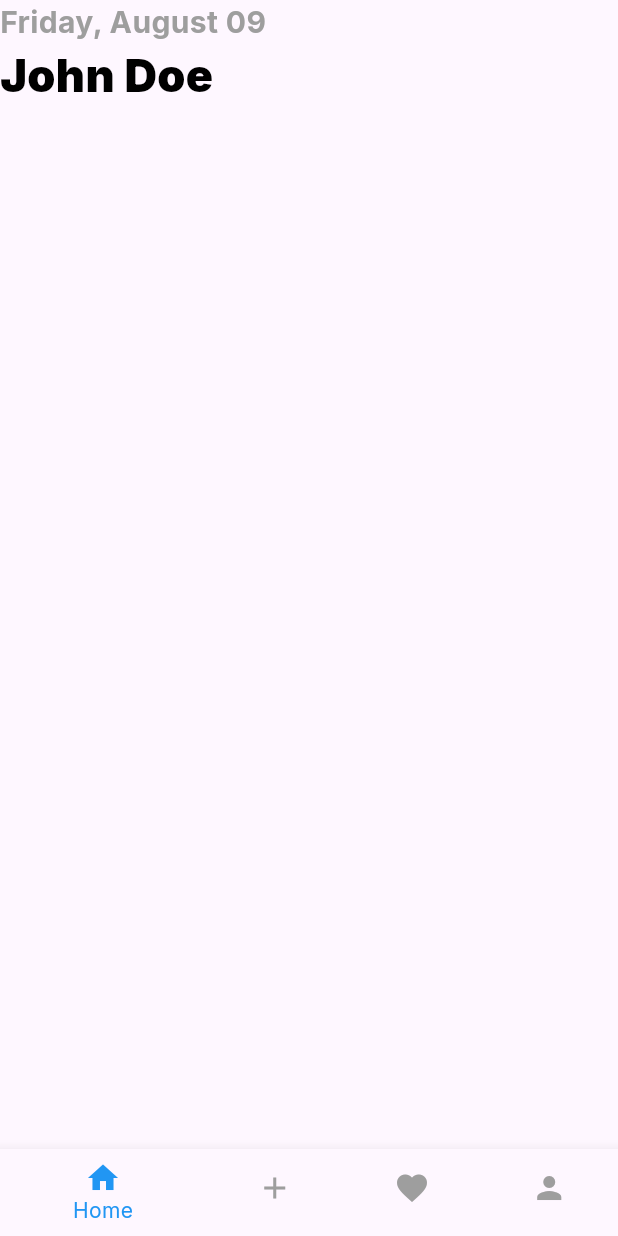
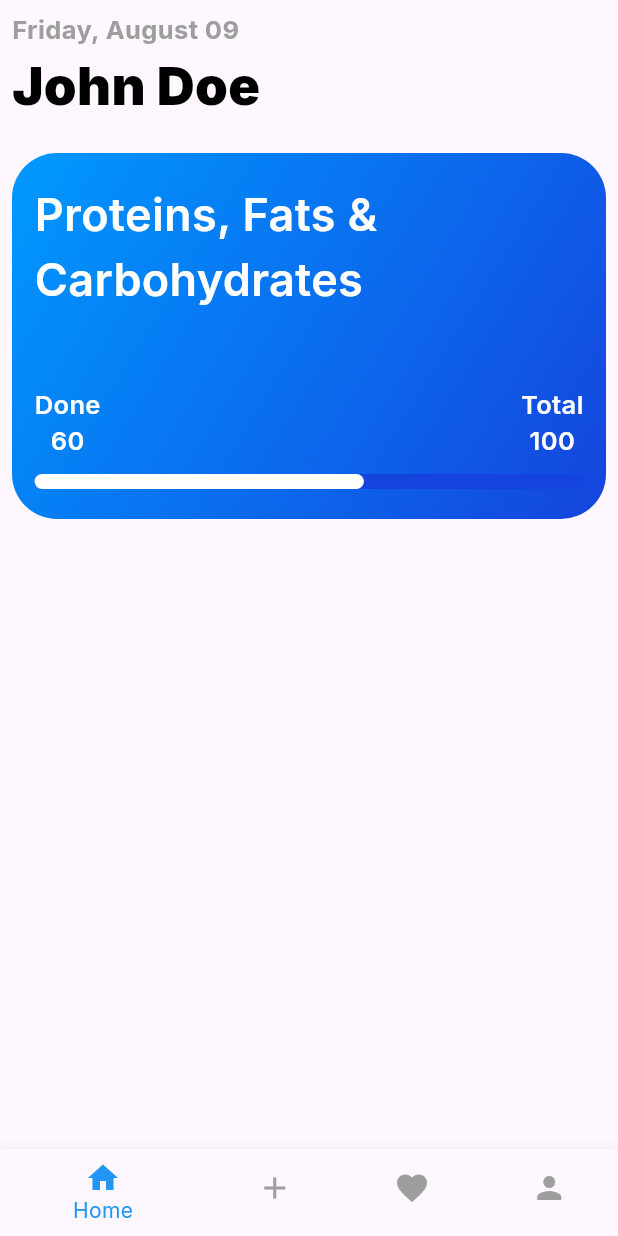
Before and after one commit to THARINDUnirmal/flutter-gym-app, a Flutter app: the screen it shows after launch, on a phone screen of 412 x 824 dp. Run offline on Flutter 3.47's test engine with Material 3 defaults, Android fonts, the phone set to English and light mode, and no system bars; our stand-ins replace google_fonts.

Commit message:
progress card added

```diff
--- a/lib/pages/home_page.dart
+++ b/lib/pages/home_page.dart
@@ -1,6 +1,7 @@
 import 'package:flutter/material.dart';
 import 'package:gym_app/data/user_data.dart';
 import 'package:gym_app/pages/utils/colors.dart';
+import 'package:gym_app/widgets/progress_card.dart';
 import 'package:intl/intl.dart';
 
 class HomePage extends StatefulWidget {
@@ -22,7 +23,9 @@ class _HomePageState extends State<HomePage> {
       DateTime.now(),
     );
     return Scaffold(
-      body: SafeArea(
+      body: Padding(
+        padding: const EdgeInsets.all(8.0),
+        child: SafeArea(
           child: SingleChildScrollView(
             child: Column(
               crossAxisAlignment: CrossAxisAlignment.start,
@@ -30,20 +33,28 @@ class _HomePageState extends State<HomePage> {
                 Text(
                   toDay,
                   style: const TextStyle(
-                  fontSize: 20,
+                    fontSize: 17,
                     fontWeight: FontWeight.w700,
-                  color: subTopicColor,
+                    color: ksubTopicColor,
                   ),
                 ),
                 Text(
                   userData.fullName,
-                style: TextStyle(
-                  fontSize: 30,
+                  style: const TextStyle(
+                    fontSize: 35,
                     fontWeight: FontWeight.w900,
-                  color: mainTopicColor,
+                    color: kmainTopicColor,
                   ),
                 ),
+                SizedBox(
+                  height: 20,
+                ),
+                ProgressCard(
+                  total: 100,
+                  progress: 0.6,
+                ),
               ],
+            ),
           ),
         ),
       ),
--- a/lib/pages/utils/colors.dart
+++ b/lib/pages/utils/colors.dart
@@ -1,4 +1,9 @@
 import 'package:flutter/material.dart';
 
-const Color subTopicColor = Colors.grey;
-const Color mainTopicColor = Colors.black;
+const Color ksubTopicColor = Colors.grey;
+const Color kmainTopicColor = Colors.black;
+
+const Color klinerGredientColor1 = Color(0xff0099FF);
+const Color klinerGredientColor2 = Color(0xff1444DD);
+const Color kmainBlueColor = Color(0xff1444DD);
+const Color kmainWhiteColor = Color(0xffffffff);
--- /dev/null
+++ b/lib/widgets/progress_card.dart
@@ -0,0 +1,105 @@
+import 'package:flutter/material.dart';
+import 'package:gym_app/pages/utils/colors.dart';
+
+class ProgressCard extends StatefulWidget {
+  final double progress;
+  final int total;
+  const ProgressCard({
+    super.key,
+    required this.progress,
+    required this.total,
+  });
+  @override
+  State<ProgressCard> createState() => _ProgressCardState();
+}
+
+class _ProgressCardState extends State<ProgressCard> {
+  @override
+  Widget build(BuildContext context) {
+    int done = (widget.progress * widget.total).toInt();
+
+    return Container(
+      width: double.infinity,
+      padding: const EdgeInsets.symmetric(horizontal: 15),
+      decoration: BoxDecoration(
+        borderRadius: BorderRadius.circular(30),
+        gradient: const LinearGradient(
+          colors: [
+            klinerGredientColor1,
+            klinerGredientColor2,
+          ],
+          begin: Alignment.topLeft,
+          end: Alignment.bottomRight,
+        ),
+      ),
+      child: Column(
+        crossAxisAlignment: CrossAxisAlignment.start,
+        children: [
+          const SizedBox(
+            height: 20,
+          ),
+          const Text(
+            "Proteins, Fats & Carbohydrates",
+            style: TextStyle(
+              fontSize: 30,
+              fontWeight: FontWeight.w600,
+              color: kmainWhiteColor,
+            ),
+          ),
+          const SizedBox(
+            height: 50,
+          ),
+          Row(
+            mainAxisAlignment: MainAxisAlignment.spaceBetween,
+            children: [
+              smallCard(
+                name: "Done",
+                value: done.toString(),
+              ),
+              smallCard(
+                name: "Total",
+                value: widget.total.toString(),
+              ),
+            ],
+          ),
+          const SizedBox(
+            height: 10,
+          ),
+          LinearProgressIndicator(
+            backgroundColor: kmainBlueColor,
+            minHeight: 10.0,
+            borderRadius: BorderRadius.circular(20),
+            color: kmainWhiteColor,
+            value: widget.progress,
+          ),
+          const SizedBox(
+            height: 20,
+          ),
+        ],
+      ),
+    );
+  }
+
+  Widget smallCard({required String name, required String value}) {
+    return Column(
+      children: [
+        Text(
+          name,
+          style: const TextStyle(
+            fontSize: 17,
+            fontWeight: FontWeight.w600,
+            color: kmainWhiteColor,
+          ),
+        ),
+        Text(
+          value,
+          style: const TextStyle(
+            fontSize: 17,
+            fontWeight: FontWeight.w600,
+            color: kmainWhiteColor,
+          ),
+        ),
+      ],
+    );
+  }
+}
```
Lines whose indentation alone changed are shown as unchanged.
